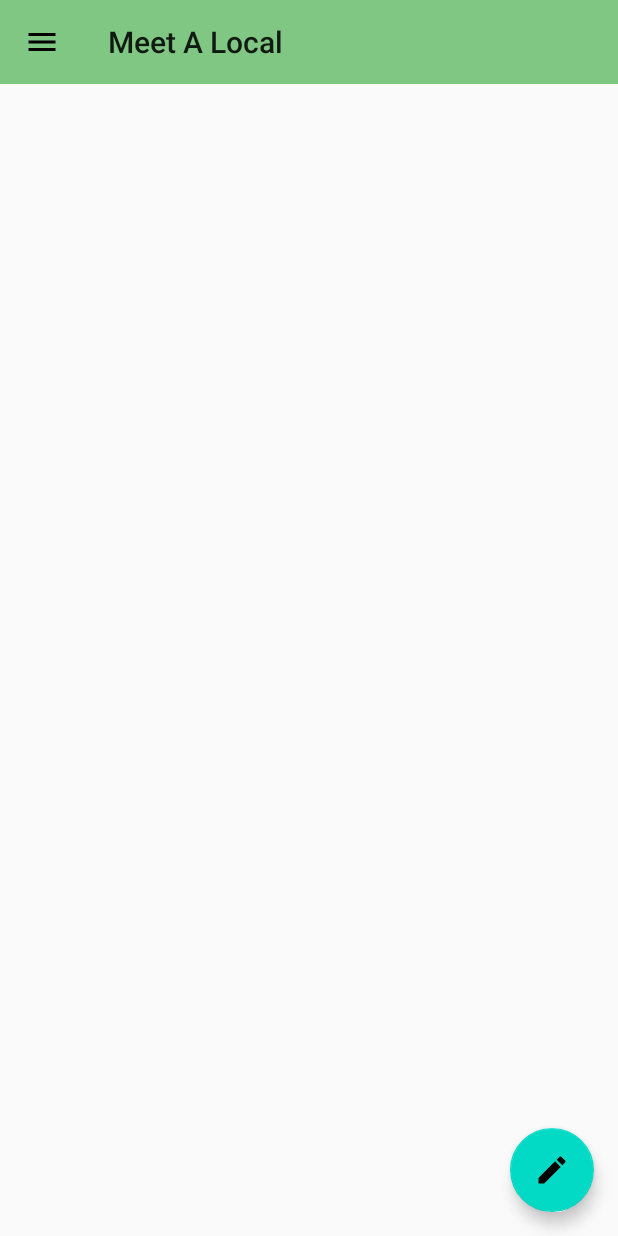
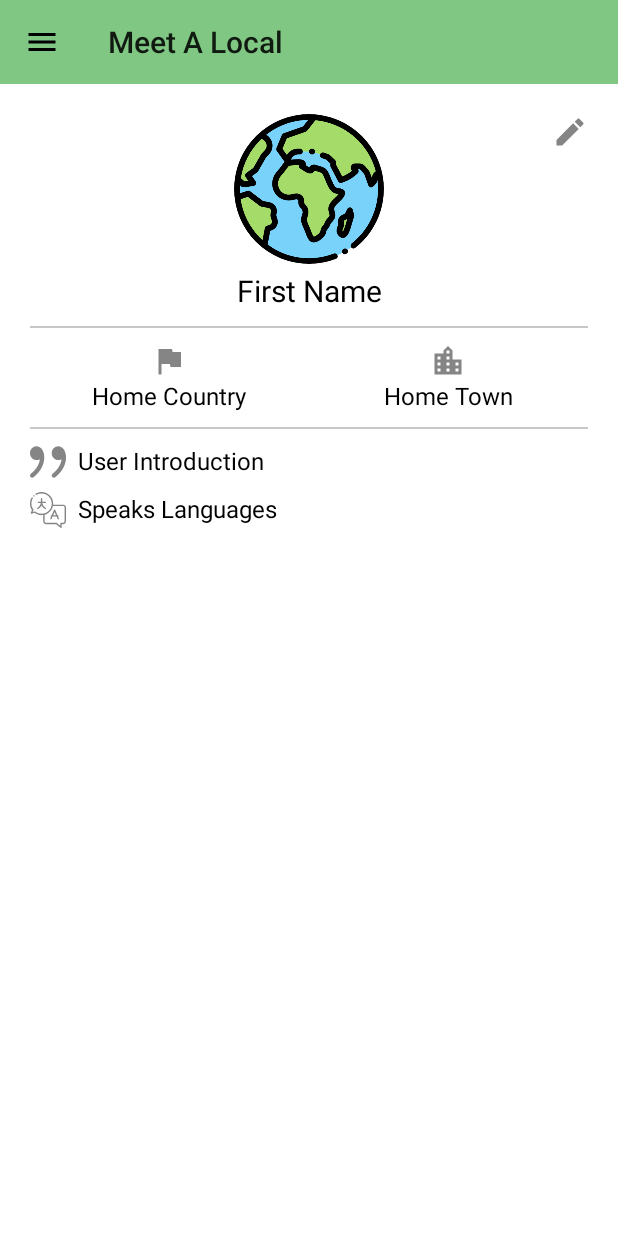
Before and after one commit to Floatjitsu/Meet-A-Local, an Android app: the MainActivity screen opened directly, with no data from a screen before it, in the side drawer, after a tap on "Profile", on a phone screen of 412 x 824 dp. Run offline under Robolectric (Android 15) with nearby library versions, the phone set to English and light mode, and no system bars; our stand-ins replace CircleImageView, Firebase (no records; nobody signed in at launch, a user with empty details on screens opened directly); 1 statement that could not run was skipped.

Commit message:
fragment replacement on user profile click in navigation view in main activity

```diff
--- a/app/src/main/java/com/main/meetalocal/user/activity/MainActivity.java
+++ b/app/src/main/java/com/main/meetalocal/user/activity/MainActivity.java
@@ -23,6 +23,7 @@ import com.main.meetalocal.R;
 import com.main.meetalocal.dialog.LogoutDialog;
 import com.main.meetalocal.user.fragment.BucketListFragment;
 import com.main.meetalocal.user.fragment.HomeFragment;
+import com.main.meetalocal.user.fragment.ProfileFragment;
 import com.main.meetalocal.user.viewmodel.ViewModelUser;
 
 import java.util.Objects;
@@ -67,6 +68,10 @@ public class MainActivity extends AppCompatActivity implements NavigationView.On
                 return true;
             case R.id.menu_item_bucket_list:
                 fragmentTransaction.replace(R.id.fragment_placeholder_main_activity, new BucketListFragment());
+                fragmentTransaction.commit();
+                return true;
+            case R.id.menu_item_profile:
+                fragmentTransaction.replace(R.id.fragment_placeholder_main_activity, new ProfileFragment());
                 fragmentTransaction.commit();
                 return true;
             case R.id.menu_item_logout:
--- /dev/null
+++ b/app/src/main/java/com/main/meetalocal/user/fragment/ProfileFragment.java
@@ -0,0 +1,21 @@
+package com.main.meetalocal.user.fragment;
+
+import android.os.Bundle;
+import android.view.LayoutInflater;
+import android.view.View;
+import android.view.ViewGroup;
+
+import androidx.annotation.NonNull;
+import androidx.annotation.Nullable;
+import androidx.fragment.app.Fragment;
+
+import com.main.meetalocal.R;
+
+public class ProfileFragment extends Fragment {
+
+    @Nullable
+    @Override
+    public View onCreateView(@NonNull LayoutInflater inflater, @Nullable ViewGroup container, @Nullable Bundle savedInstanceState) {
+        return inflater.inflate(R.layout.fragment_profile_user, container, false);
+    }
+}
```
